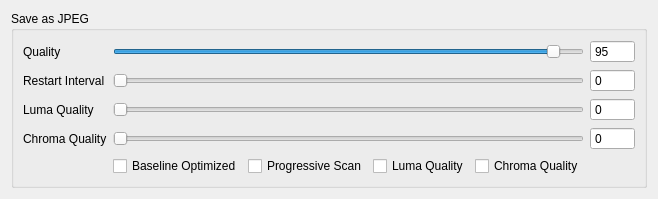
Before: the Qt Designer form imagesavejpegmenu.ui in mattykakes/qcvTouchUp, drawn with Qt 5.
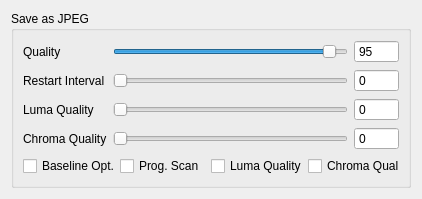
After: the same form once the commit is applied.

The edit to the form file:
```diff
--- a/imagesavejpegmenu.ui
+++ b/imagesavejpegmenu.ui
@@ -6,7 +6,7 @@
    <rect>
     <x>0</x>
     <y>0</y>
-    <width>614</width>
+    <width>418</width>
     <height>182</height>
    </rect>
   </property>
@@ -19,22 +19,27 @@
   <property name="windowTitle">
    <string>Form</string>
   </property>
-  <layout class="QHBoxLayout" name="horizontalLayout_2" stretch="0,1,0">
-   <item>
-    <spacer name="horizontalSpacer_6">
-     <property name="orientation">
-      <enum>Qt::Horizontal</enum>
-     </property>
-     <property name="sizeHint" stdset="0">
-      <size>
-       <width>40</width>
-       <height>20</height>
-      </size>
-     </property>
-    </spacer>
-   </item>
+  <layout class="QHBoxLayout" name="horizontalLayout_2" stretch="0">
    <item>
     <widget class="QGroupBox" name="groupBox">
+     <property name="sizePolicy">
+      <sizepolicy hsizetype="Fixed" vsizetype="Preferred">
+       <horstretch>0</horstretch>
+       <verstretch>0</verstretch>
+      </sizepolicy>
+     </property>
+     <property name="minimumSize">
+      <size>
+       <width>400</width>
+       <height>0</height>
+      </size>
+     </property>
+     <property name="maximumSize">
+      <size>
+       <width>400</width>
+       <height>16777215</height>
+      </size>
+     </property>
      <property name="title">
       <string>Save as JPEG</string>
      </property>
@@ -75,38 +80,6 @@
         </property>
        </widget>
       </item>
-      <item row="12" column="1">
-       <layout class="QHBoxLayout" name="horizontalLayout">
-        <item>
-         <widget class="QCheckBox" name="checkBox_Optomized">
-          <property name="text">
-           <string>Baseline Optimized</string>
-          </property>
-         </widget>
-        </item>
-        <item>
-         <widget class="QCheckBox" name="checkBox_ProgressiveScan">
-          <property name="text">
-           <string>Progressive Scan</string>
-          </property>
-         </widget>
-        </item>
-        <item>
-         <widget class="QCheckBox" name="checkBox_EnableLuma">
-          <property name="text">
-           <string>Luma Quality</string>
-          </property>
-         </widget>
-        </item>
-        <item>
-         <widget class="QCheckBox" name="checkBox_EnableChroma">
-          <property name="text">
-           <string>Chroma Quality</string>
-          </property>
-         </widget>
-        </item>
-       </layout>
-      </item>
       <item row="4" column="2">
        <widget class="QSpinBox" name="spinBox_RestartInterval">
         <property name="buttonSymbols">
@@ -197,22 +170,41 @@
         </property>
        </widget>
       </item>
+      <item row="12" column="0" colspan="3">
+       <layout class="QHBoxLayout" name="horizontalLayout">
+        <item>
+         <widget class="QCheckBox" name="checkBox_Optomized">
+          <property name="text">
+           <string>Baseline Opt.</string>
+          </property>
+         </widget>
+        </item>
+        <item>
+         <widget class="QCheckBox" name="checkBox_ProgressiveScan">
+          <property name="text">
+           <string>Prog. Scan</string>
+          </property>
+         </widget>
+        </item>
+        <item>
+         <widget class="QCheckBox" name="checkBox_EnableLuma">
+          <property name="text">
+           <string>Luma Quality</string>
+          </property>
+         </widget>
+        </item>
+        <item>
+         <widget class="QCheckBox" name="checkBox_EnableChroma">
+          <property name="text">
+           <string>Chroma Quality</string>
+          </property>
+         </widget>
+        </item>
+       </layout>
+      </item>
      </layout>
     </widget>
    </item>
-   <item>
-    <spacer name="horizontalSpacer_7">
-     <property name="orientation">
-      <enum>Qt::Horizontal</enum>
-     </property>
-     <property name="sizeHint" stdset="0">
-      <size>
-       <width>40</width>
-       <height>20</height>
-      </size>
-     </property>
-    </spacer>
-   </item>
   </layout>
  </widget>
  <resources/>
```
